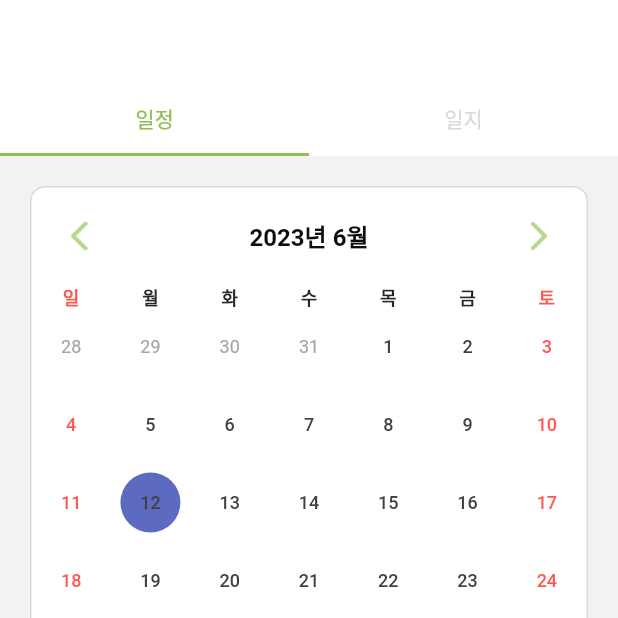
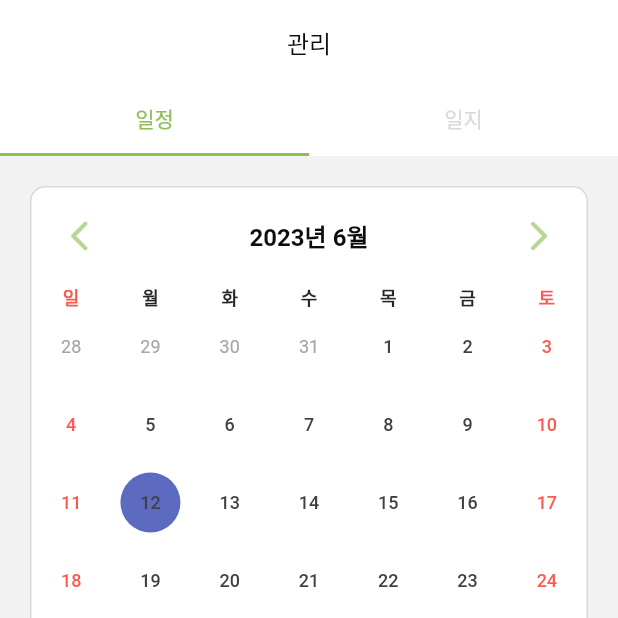
Before and after one commit to sfac-saessak/saessak-flutter, a Flutter app: the screen it shows once a user with an empty profile is signed in, item 2 of the bottom bar chosen, on a phone screen of 412 x 824 dp, the top half of it. Run offline on Flutter 3.47's test engine with Material 2 defaults, Android fonts, the phone set to English and light mode, and no system bars; drawn by our look-alikes of table_calendar; our stand-ins replace cloud_firestore, drift, firebase_auth, firebase_core, firebase_storage, flutter_local_notifications and 7 more; accounts and stored records are empty; generated files the repository leaves out were written again; Roboto replaces fonts that are missing (NotoSans); statements that could not run were skipped.

Commit message:
앱바 타이틀 수정

```diff
--- a/lib/view/page/main_page.dart
+++ b/lib/view/page/main_page.dart
@@ -4,6 +4,7 @@ import 'package:get/get.dart';
 import '../../controller/main_controller.dart';
 import '../../util/app_color.dart';
 import '../../util/app_routes.dart';
+import '../../util/app_text_style.dart';
 import 'challenge/search_challenge_page.dart';
 import 'friends/friends_page.dart';
 
@@ -15,7 +16,22 @@ class MainPage extends GetView<MainController> {
   Widget build(BuildContext context) {
     return Scaffold(
       appBar: AppBar(
-        centerTitle: false,
+        title: Obx(
+          () {
+            if (controller.curPage == 0) {
+              return Text("식물 관리", style: AppTextStyle.body2_m());
+            } else if (controller.curPage == 1) {
+              return Text("관리", style: AppTextStyle.body2_m());
+            } else if (controller.curPage == 2) {
+              return Text("게시판", style: AppTextStyle.body2_m());
+            } else if (controller.curPage == 3) {
+              return Text("챌린지", style: AppTextStyle.body2_m());
+            } else {
+              return Text('');
+            }
+          },
+        ),
+        centerTitle: true,
         automaticallyImplyLeading: false, // 자동 뒤로가기 버튼 생성 비활성화
         backgroundColor: Colors.white,
         foregroundColor: AppColor.black,
--- a/lib/view/screen/home_screen.dart
+++ b/lib/view/screen/home_screen.dart
@@ -16,7 +16,7 @@ class HomeScreen extends GetView<PlantController> {
   Widget build(BuildContext context) {
     return Obx(
       () => Container(
-        color: AppColor.black10,
+        color: AppColor.white,
         child: Column(
           children: [
             Padding(
```
